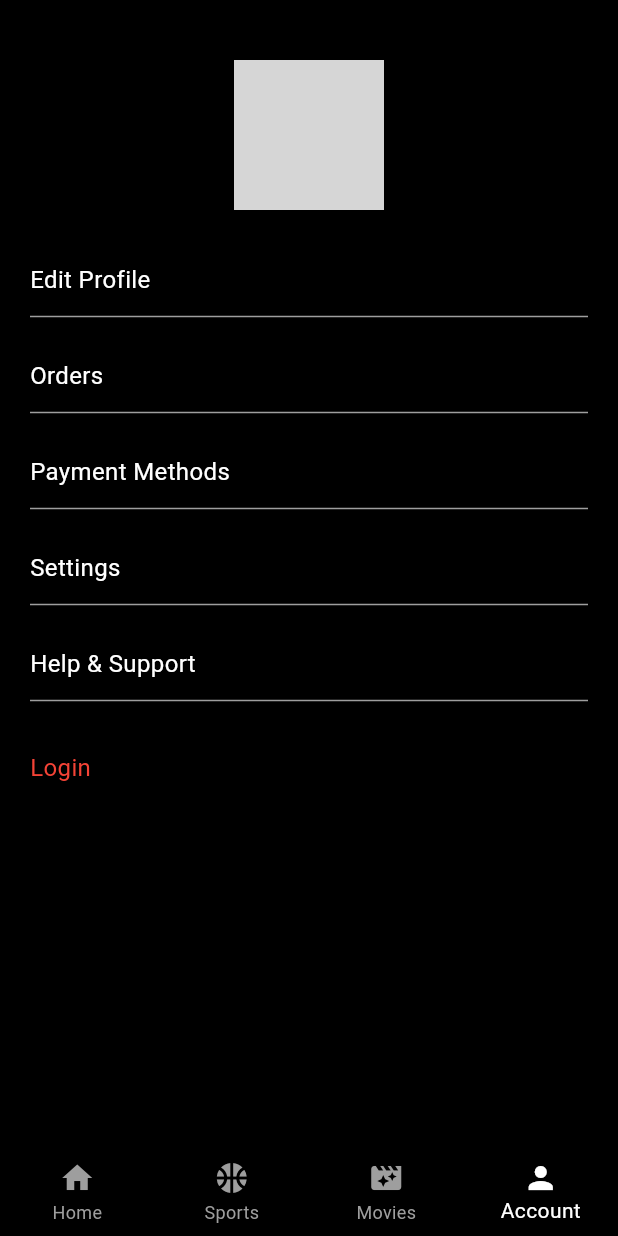
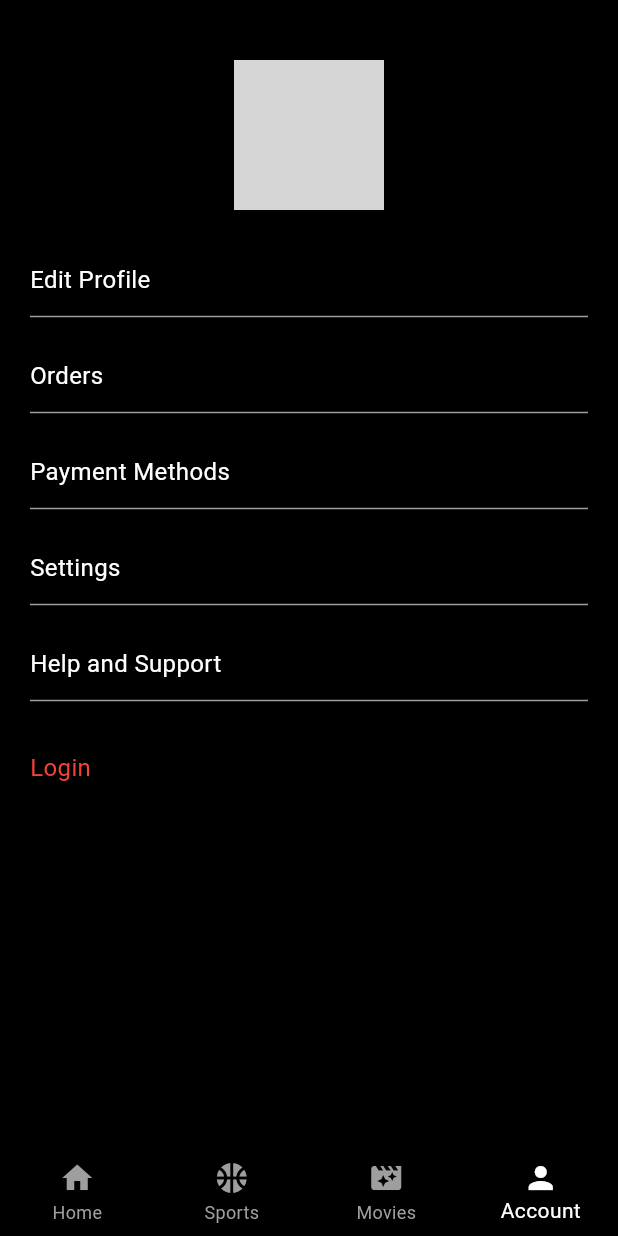
Before and after one commit to nikhilmenanQP/wolverine_flutter, a Flutter app: the AccountPage screen opened by its route, on a phone screen of 412 x 824 dp. Run offline on Flutter 3.47's test engine with Material 3 defaults, Android fonts, the light colour scheme and no system bars; our stand-ins replace cached_network_image, carousel_slider, flutter_svg, go_router, responsive_builder; network calls fail; grey boxes are pictures that could not be loaded.

Commit message:
feat/AppLocalization: update all file text

```diff
--- /dev/null
+++ b/devtools_options.yaml
@@ -0,0 +1,3 @@
+description: This file stores settings for Dart & Flutter DevTools.
+documentation: https://docs.flutter.dev/tools/devtools/extensions#configure-extension-enablement-states
+extensions:
--- a/lib/l10n/app_localizations.dart
+++ b/lib/l10n/app_localizations.dart
@@ -118,6 +118,204 @@ abstract class AppLocalizations {
   /// In en, this message translates to:
   /// **'Movies'**
   String get movies;
+
+  /// No description provided for @account.
+  ///
+  /// In en, this message translates to:
+  /// **'Account'**
+  String get account;
+
+  /// No description provided for @edit_profile.
+  ///
+  /// In en, this message translates to:
+  /// **'Edit Profile'**
+  String get edit_profile;
+
+  /// No description provided for @orders.
+  ///
+  /// In en, this message translates to:
+  /// **'Orders'**
+  String get orders;
+
+  /// No description provided for @payment_methods.
+  ///
+  /// In en, this message translates to:
+  /// **'Payment Methods'**
+  String get payment_methods;
+
+  /// No description provided for @settings.
+  ///
+  /// In en, this message translates to:
+  /// **'Settings'**
+  String get settings;
+
+  /// No description provided for @help_and_support.
+  ///
+  /// In en, this message translates to:
+  /// **'Help and Support'**
+  String get help_and_support;
+
+  /// No description provided for @watch_list.
+  ///
+  /// In en, this message translates to:
+  /// **'Watchlist'**
+  String get watch_list;
+
+  /// No description provided for @share.
+  ///
+  /// In en, this message translates to:
+  /// **'Share'**
+  String get share;
+
+  /// No description provided for @read_less.
+  ///
+  /// In en, this message translates to:
+  /// **'Read Less'**
+  String get read_less;
+
+  /// No description provided for @read_more.
+  ///
+  /// In en, this message translates to:
+  /// **'Read More'**
+  String get read_more;
+
+  /// No description provided for @sign_in.
+  ///
+  /// In en, this message translates to:
+  /// **'Sign In'**
+  String get sign_in;
+
+  /// No description provided for @sign_in_subtitle.
+  ///
+  /// In en, this message translates to:
+  /// **'Stay updated on your professional world'**
+  String get sign_in_subtitle;
+
+  /// No description provided for @email.
+  ///
+  /// In en, this message translates to:
+  /// **'Email'**
+  String get email;
+
+  /// No description provided for @enter_your_email.
+  ///
+  /// In en, this message translates to:
+  /// **'Enter your email'**
+  String get enter_your_email;
+
+  /// No description provided for @email_required.
+  ///
+  /// In en, this message translates to:
+  /// **'Your email address is required'**
+  String get email_required;
+
+  /// No description provided for @password.
+  ///
+  /// In en, this message translates to:
+  /// **'Password'**
+  String get password;
+
+  /// No description provided for @enter_your_pass.
+  ///
+  /// In en, this message translates to:
+  /// **'Enter your password'**
+  String get enter_your_pass;
+
+  /// No description provided for @pass_required.
+  ///
+  /// In en, this message translates to:
+  /// **'Password required'**
+  String get pass_required;
+
+  /// No description provided for @login.
+  ///
+  /// In en, this message translates to:
+  /// **'Login'**
+  String get login;
+
+  /// No description provided for @or.
+  ///
+  /// In en, this message translates to:
+  /// **'OR'**
+  String get or;
+
+  /// No description provided for @search_here.
+  ///
+  /// In en, this message translates to:
+  /// **'Search here'**
+  String get search_here;
+
+  /// No description provided for @left_footer_content_title.
+  ///
+  /// In en, this message translates to:
+  /// **'Company'**
+  String get left_footer_content_title;
+
+  /// No description provided for @left_footer_content_subtitle.
+  ///
+  /// In en, this message translates to:
+  /// **'Lorem ipsum dolor sit amet, consectetur adipiscing elit.'**
+  String get left_footer_content_subtitle;
+
+  /// No description provided for @center_footer_content_title.
+  ///
+  /// In en, this message translates to:
+  /// **'Quick Links'**
+  String get center_footer_content_title;
+
+  /// No description provided for @center_footer_content_link_1.
+  ///
+  /// In en, this message translates to:
+  /// **'About Us'**
+  String get center_footer_content_link_1;
+
+  /// No description provided for @center_footer_content_link_2.
+  ///
+  /// In en, this message translates to:
+  /// **'Services'**
+  String get center_footer_content_link_2;
+
+  /// No description provided for @center_footer_content_link_3.
+  ///
+  /// In en, this message translates to:
+  /// **'Contact'**
+  String get center_footer_content_link_3;
+
+  /// No description provided for @center_footer_content_link_4.
+  ///
+  /// In en, this message translates to:
+  /// **'Privacy Policy'**
+  String get center_footer_content_link_4;
+
+  /// No description provided for @right_footer_content_title.
+  ///
+  /// In en, this message translates to:
+  /// **'Newsletter'**
+  String get right_footer_content_title;
+
+  /// No description provided for @right_footer_content_subtitle.
+  ///
+  /// In en, this message translates to:
+  /// **'Subscribe to our newsletter for updates.'**
+  String get right_footer_content_subtitle;
+
+  /// No description provided for @right_footer_search_placeholder.
+  ///
+  /// In en, this message translates to:
+  /// **'Enter your email'**
+  String get right_footer_search_placeholder;
+
+  /// No description provided for @right_footer_subscribe.
+  ///
+  /// In en, this message translates to:
+  /// **'Subscribe'**
+  String get right_footer_subscribe;
+
+  /// No description provided for @right_footer_certified_info.
+  ///
+  /// In en, this message translates to:
+  /// **'© 2025 Company Name. All rights reserved.'**
+  String get right_footer_certified_info;
 }
 
 class _AppLocalizationsDelegate extends LocalizationsDelegate<AppLocalizations> {
--- a/lib/pages/account_page.dart
+++ b/lib/pages/account_page.dart
@@ -1,6 +1,7 @@
 import 'package:flutter/material.dart';
 import 'package:go_router/go_router.dart';
 import 'package:responsive_builder/responsive_builder.dart';
+import 'package:wolverine/l10n/app_localizations.dart';
 
 class AccountPage extends StatelessWidget {
   const AccountPage({super.key});
@@ -50,19 +51,21 @@ class AccountScreen extends StatelessWidget {
           const SizedBox(height: 30),
 
           // Profile Options Section
-          _SectionHeader(title: 'Edit Profile'),
-          _SectionHeader(title: 'Orders'),
-          _SectionHeader(title: 'Payment Methods'),
-          _SectionHeader(title: 'Settings'),
-          _SectionHeader(title: 'Help & Support'),
+          _SectionHeader(title: AppLocalizations.of(context)!.edit_profile),
+          _SectionHeader(title: AppLocalizations.of(context)!.orders),
+          _SectionHeader(title: AppLocalizations.of(context)!.payment_methods),
+          _SectionHeader(title: AppLocalizations.of(context)!.settings),
+          _SectionHeader(title: AppLocalizations.of(context)!.help_and_support),
 
           // Login Section
           Padding(
             padding: const EdgeInsets.symmetric(horizontal: 20, vertical: 10),
             child: GestureDetector(
-              onTap: () {},
-              child: const Text(
-                'Login',
+              onTap: () {
+                context.go('/signin');
+              },
+              child: Text(
+                AppLocalizations.of(context)!.login,
                 style: TextStyle(color: Colors.red, fontSize: 16),
               ),
             ),
--- a/lib/pages/home_page.dart
+++ b/lib/pages/home_page.dart
@@ -3,19 +3,16 @@ import 'package:responsive_builder/responsive_builder.dart';
 import 'package:wolverine/utils/responsive_sizes.dart';
 import 'package:wolverine/widgets/footer_section.dart';
 import 'package:wolverine/widgets/home_carousel.dart';
-import 'package:wolverine/widgets/movie_list_section.dart';
 import 'package:wolverine/widgets/movie_section.dart';
 
 class HomePage extends StatelessWidget {
   HomePage({super.key});
 
-  // Memoized carousel images
   final List<String> _carouselImages = List.generate(
     10,
     (index) => 'https://picsum.photos/800/400?random=$index',
   );
 
-  // Memoized movie list
   final List<Map<String, String>> _movieList = List.generate(
     10,
     (index) => {
--- a/lib/widgets/bottomNavBar_mobile.dart
+++ b/lib/widgets/bottomNavBar_mobile.dart
@@ -1,5 +1,6 @@
 import 'package:flutter/material.dart';
 import 'package:go_router/go_router.dart';
+import 'package:wolverine/l10n/app_localizations.dart';
 
 class BottomNavBarMobile extends StatelessWidget {
   const BottomNavBarMobile({super.key});
@@ -33,17 +34,23 @@ class BottomNavBarMobile extends StatelessWidget {
           context.go(_routes[index]);
         }
       },
-      items: const [
-        BottomNavigationBarItem(icon: Icon(Icons.home), label: 'Home'),
+      items: [
+        BottomNavigationBarItem(
+          icon: Icon(Icons.home),
+          label: AppLocalizations.of(context)!.home,
+        ),
         BottomNavigationBarItem(
           icon: Icon(Icons.sports_basketball_rounded),
-          label: 'Sports',
+          label: AppLocalizations.of(context)!.sports,
         ),
         BottomNavigationBarItem(
           icon: Icon(Icons.movie_filter_sharp),
-          label: 'Movies',
+          label: AppLocalizations.of(context)!.movies,
         ),
-        BottomNavigationBarItem(icon: Icon(Icons.person), label: 'Account'),
+        BottomNavigationBarItem(
+          icon: Icon(Icons.person),
+          label: AppLocalizations.of(context)!.account,
+        ),
       ],
     );
   }
--- a/lib/widgets/custom_search_bar.dart
+++ b/lib/widgets/custom_search_bar.dart
@@ -1,4 +1,5 @@
 import 'package:flutter/material.dart';
+import 'package:wolverine/l10n/app_localizations.dart';
 
 class CustomSearchBar extends StatefulWidget {
   const CustomSearchBar({super.key});
@@ -44,8 +45,8 @@ class _CustomSearchBar extends State<CustomSearchBar> {
                         controller: _controller,
                         onChanged: _onSearchChanged,
                         style: const TextStyle(color: Colors.black),
-                        decoration: const InputDecoration(
-                          hintText: 'Search here',
+                        decoration: InputDecoration(
+                          hintText: AppLocalizations.of(context)!.search_here,
                           border: InputBorder.none,
                           hintStyle: TextStyle(
                             color: Colors.black,
```
Also changed, not shown: lib/l10n/app_localizations_en.dart (+99 -0 lines), lib/l10n/app_localizations_ja.dart (+100 -1 lines), lib/l10n/intl_en.arb (+34 -1 lines), lib/l10n/intl_ja.arb (+35 -2 lines), lib/pages/details_page.dart (+12 -3 lines), lib/pages/signin_page.dart (+33 -37 lines), lib/widgets/custom_app_bar.dart (+7 -5 lines), lib/widgets/footer_section.dart (+46 -18 lines), 3 other files.
